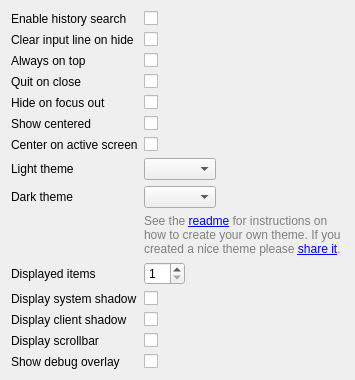
Before: the Qt Designer form widgetsboxmodel/src/configwidget.ui in albertlauncher/plugins, drawn with Qt 5.
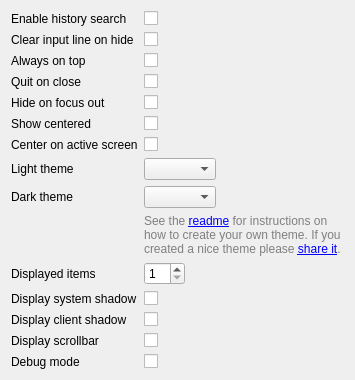
After: the same form once the commit is applied.

Commit message:
[widgetsboxmodel] Generalize to "debug mode" option
Not only overlay

Patch:
```diff
--- a/widgetsboxmodel/src/configwidget.ui
+++ b/widgetsboxmodel/src/configwidget.ui
@@ -384,7 +384,7 @@
    <item row="14" column="0">
     <widget class="QLabel" name="label_debugOverlay">
      <property name="text">
-      <string>Show debug overlay</string>
+      <string>Debug mode</string>
      </property>
     </widget>
    </item>
```
Left out of the diff: 4 changed lines with no effect on the pictures. The commit also changes 6 other files.
